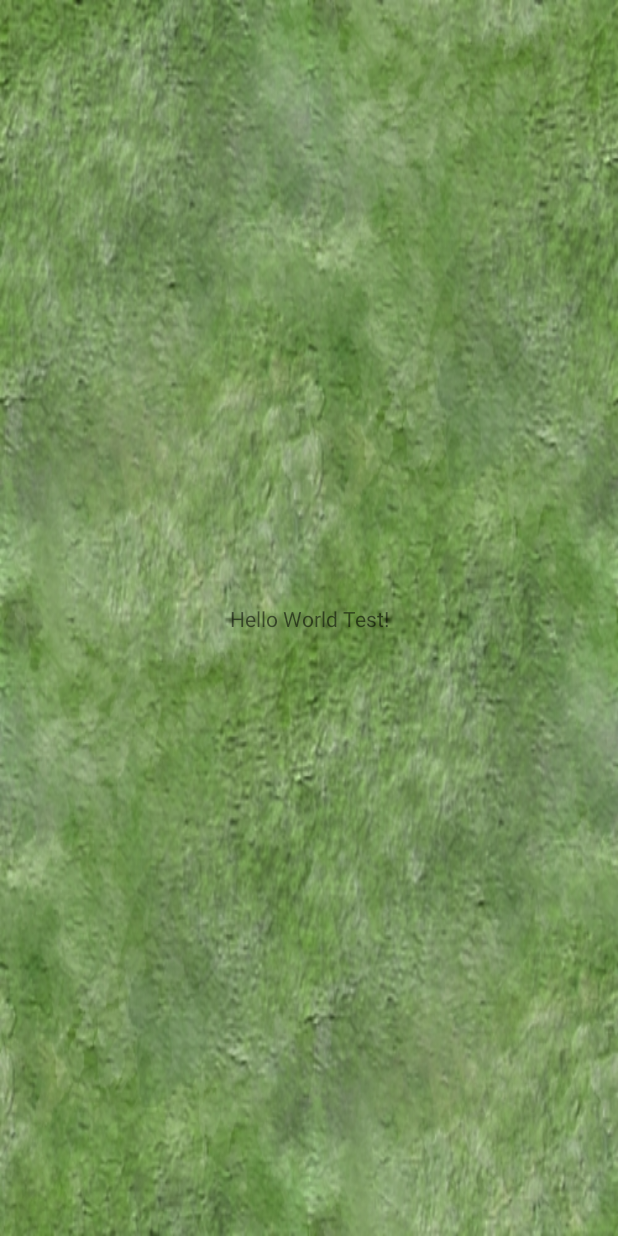
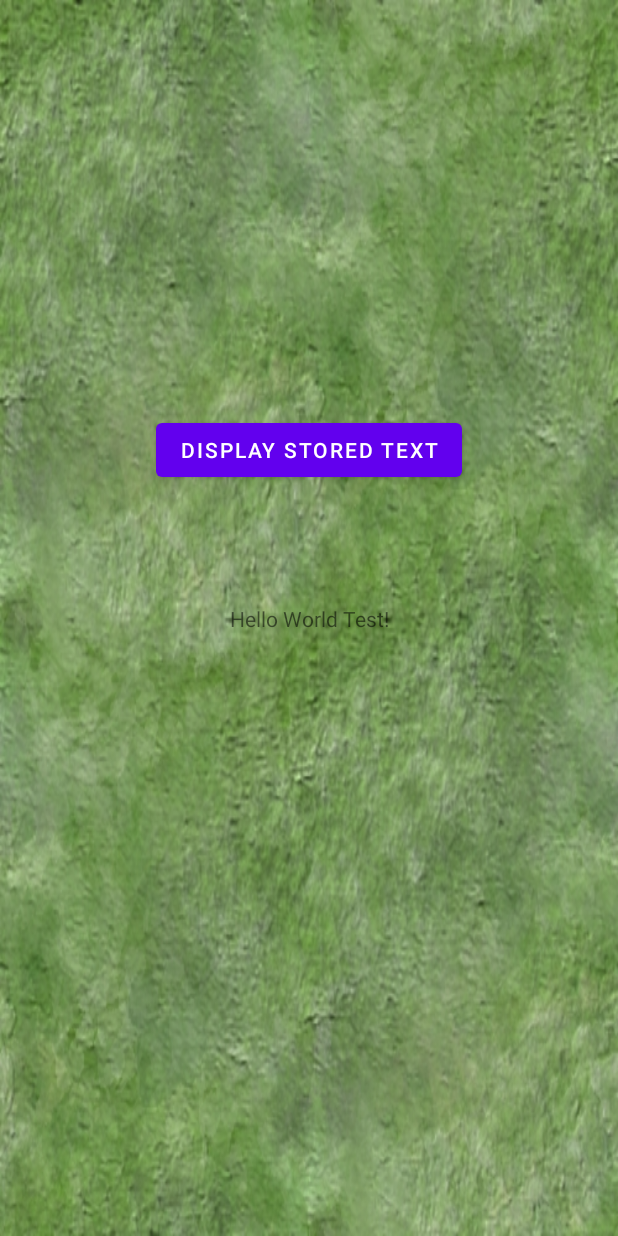
Before and after one commit to Henry-Khoo13/SlimeSurvivalCW, an Android app: the layout activity_main.xml on its own in the app's theme, with its tools: preview values and no code run, on a phone screen of 412 x 824 dp. Run offline under Robolectric (Android 15) with nearby library versions, the light colour scheme and no system bars.

```diff
--- a/app/src/main/java/com/example/slimesurvival/GameLoop.java
+++ b/app/src/main/java/com/example/slimesurvival/GameLoop.java
@@ -4,9 +4,7 @@ package com.example.slimesurvival;
 import android.graphics.Canvas;
 import android.view.Surface;
 import android.view.SurfaceHolder;
-
-import java.util.zip.Adler32;
-
+import android.content.Intent;
 /*
 The game Loop of the game is the main engine of the game
 This will handle game progression
--- a/app/src/main/java/com/example/slimesurvival/object/Enemy.java
+++ b/app/src/main/java/com/example/slimesurvival/object/Enemy.java
@@ -15,7 +15,7 @@ public class Enemy extends Circle{
 
     private static final double SPEED_PIXELS_PER_SECOND = Player.SPEED_PIXELS_PER_SECOND*0.6;//Player speed but slower
     private static final double MAX_SPEED = SPEED_PIXELS_PER_SECOND/ GameLoop.MAX_UPS;//How fast the enemy can move
-    private static final double SPAWN_PER_MINUTE = 20;
+    private static double SPAWN_PER_MINUTE = 20;
     private static final double SPAWNS_PER_SECOND = SPAWN_PER_MINUTE/60.0;
     private static final double UPDATES_PER_SPAWN =GameLoop.MAX_UPS/SPAWNS_PER_SECOND;
     private static double updatesUntilNextSpawn = UPDATES_PER_SPAWN;
--- a/app/src/main/res/layout/activity_main.xml
+++ b/app/src/main/res/layout/activity_main.xml
@@ -12,6 +12,19 @@
     https://www.deviantart.com/entharia/art/Slime-2D-Game-Asset-839864202
     -->
 
+    <Button
+        android:id="@+id/secondActivityBtn"
+        android:layout_width="wrap_content"
+        android:layout_height="wrap_content"
+        android:layout_marginStart="8dp"
+        android:layout_marginTop="276dp"
+        android:layout_marginEnd="8dp"
+        android:text="Display_Text_String"
+        app:layout_constraintEnd_toEndOf="parent"
+        app:layout_constraintStart_toStartOf="parent"
+        app:layout_constraintTop_toTopOf="parent"
+        tools:text="Display Stored Text" />
+
     <TextView
         android:layout_width="wrap_content"
         android:layout_height="wrap_content"
--- a/app/src/main/res/values/colors.xml
+++ b/app/src/main/res/values/colors.xml
@@ -13,4 +13,5 @@
     <color name="spell">#FF9500</color>
     <color name="healthbarbackground">#A0A0A0</color>
     <color name="healthbar">#00FF12</color>
+    <color name="gameOver">#721008</color>
 </resources>
--- a/app/src/main/res/values/strings.xml
+++ b/app/src/main/res/values/strings.xml
@@ -1,3 +1,9 @@
 <resources>
     <string name="app_name">SlimeSurvival</string>
+
+
+    <string name="second_activity">Second Activity</string>
+    <string name="google">Google</string>
+    <string name="display_stored_text">Display Stored Text</string>
+    <string name="textview">TextView</string>
 </resources>
```
Also changed, not shown: app/src/main/AndroidManifest.xml (+10 -4 lines), app/src/main/java/com/example/slimesurvival/Game.java (+23 -6 lines), app/src/main/java/com/example/slimesurvival/GameActivity.java (added, +53 -0 lines), app/src/main/java/com/example/slimesurvival/GameOver.java (added, +26 -0 lines), app/src/main/java/com/example/slimesurvival/MainActivity.java (+18 -43 lines), app/src/main/res/layout/activity_game.xml (added, +9 -0 lines).
